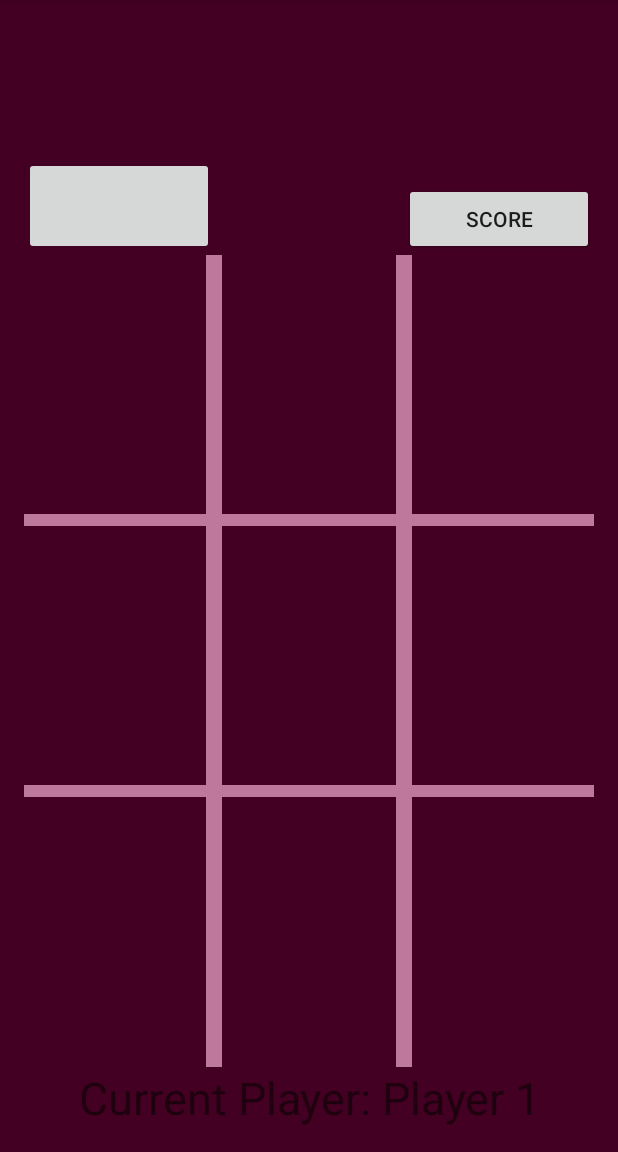
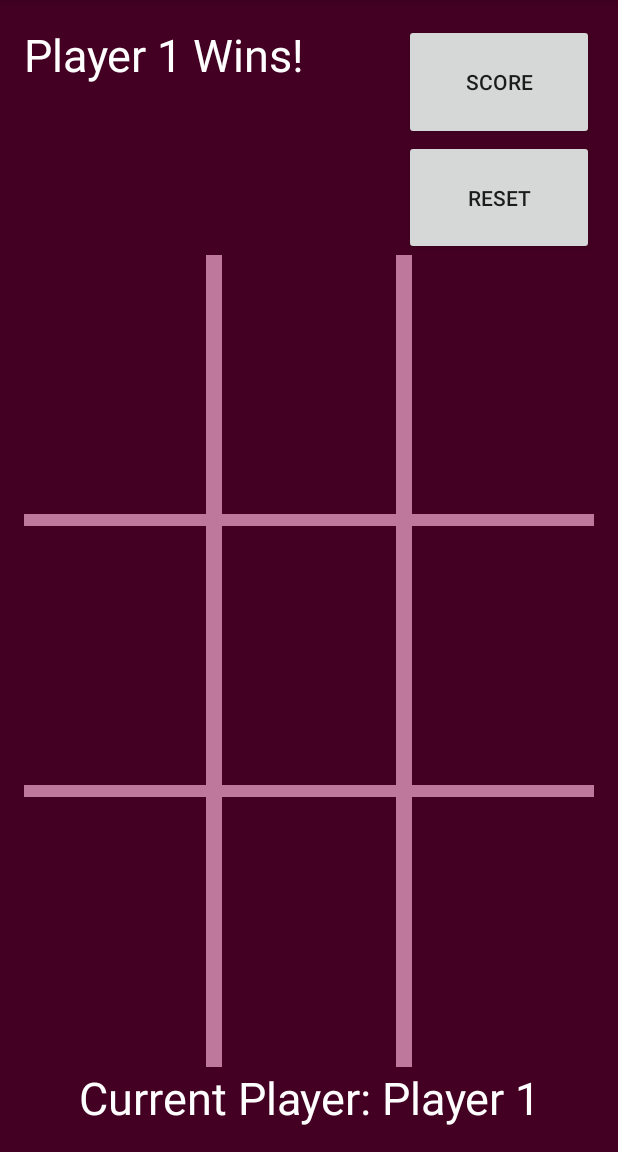
Before and after one commit to cryptonym0/tic-tac-toe, an Android app: the PlayGame screen opened directly, with no data from a screen before it, on a phone screen of 412 x 824 dp, the part 84-1236 px from its top. Run offline under Robolectric (Android 15) with nearby library versions, the phone set to English and light mode, and no system bars.

```diff
--- a/app/src/main/res/layout/activity_play_game.xml
+++ b/app/src/main/res/layout/activity_play_game.xml
@@ -14,7 +14,6 @@
     android:background="#430022">
 
 
-
     <LinearLayout
         android:orientation="horizontal"
         android:layout_width="match_parent"
@@ -23,52 +22,53 @@
         android:animateLayoutChanges="true"
         android:weightSum="3">
 
+
         <LinearLayout
-            android:orientation="horizontal"
+            android:orientation="vertical"
             android:layout_width="match_parent"
             android:layout_height="match_parent"
             android:layout_weight="1">
 
-            <ImageButton
-                android:text="@string/resetButton"
+            <TextView
                 android:layout_width="match_parent"
-                android:layout_height="65dp"
-                android:id="@+id/btnR"
-                android:textAppearance="@style/TextAppearance.AppCompat.Button"
-                android:foregroundGravity="bottom"
-                android:layout_gravity="bottom" />
+                android:layout_height="wrap_content"
+                android:text="Player 1 Wins!"
+                android:id="@+id/playerOne"
+                android:textSize="30sp"
+                android:textColor="@android:color/white" />
 
 
         </LinearLayout>
 
+
         <LinearLayout
-            android:orientation="horizontal"
+            android:orientation="vertical"
             android:layout_width="match_parent"
             android:layout_height="match_parent"
-            android:layout_weight="1">
-
-
-
-
-        </LinearLayout>
-
-        <LinearLayout
-            android:orientation="horizontal"
-            android:layout_width="match_parent"
-            android:layout_height="match_parent"
-            android:layout_weight="1">
+            android:layout_weight="2"
+            android:weightSum="2">
 
             <Button
                 android:text="Score"
                 android:layout_width="match_parent"
-                android:layout_height="wrap_content"
+                android:layout_height="match_parent"
                 android:id="@id/scoresButton"
-                android:layout_weight="1"
                 android:textAppearance="@style/TextAppearance.AppCompat.Button"
                 android:foregroundGravity="bottom"
-                android:layout_gravity="bottom" />
+                android:layout_gravity="bottom"
+                android:layout_weight="1"/>
 
+            <Button
+                android:text="@string/resetButton"
+                android:layout_width="match_parent"
+                android:layout_height="match_parent"
+                android:id="@+id/btnR"
+                android:textAppearance="@style/TextAppearance.AppCompat.Button"
+                android:foregroundGravity="bottom"
+                android:layout_gravity="bottom"
+                android:layout_weight="1"/>
         </LinearLayout>
+
 
     </LinearLayout>
 
@@ -211,7 +211,6 @@
 
     </LinearLayout>
 
-
     <TextView
         android:layout_width="match_parent"
         android:layout_height="wrap_content"
@@ -219,6 +218,9 @@
         android:id="@+id/currentPlayer"
         android:layout_gravity="center_horizontal"
         android:gravity="center"
-        android:textSize="30sp" />
+        android:textSize="30sp"
+        android:textColor="@android:color/white" />
+
+
 
 </LinearLayout>
```
Also changed, not shown: app/src/main/java/com/example/t00055219/tictacded/PlayGame.java (+70 -40 lines).
